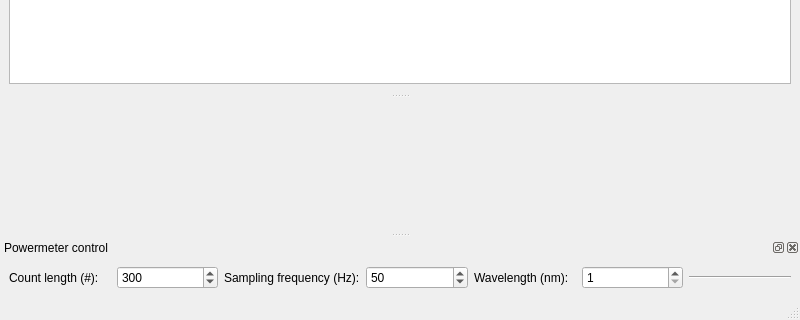
First picture: the form in gui/powermeter/ui_powermeter.ui, repository QMAPP-mq/qudi, before the edit; both pictures show x 0 to 800 and y 280 to 600 of the 800 by 600 pixel window.
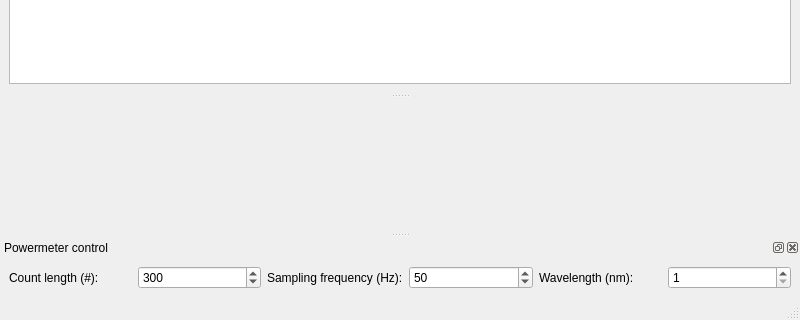
Second picture: the form after the edit. Icons and pictures are not drawn. Custom widgets are drawn as their Qt base class.

Commit message: wavelength visual representation moved to status bar, power to 3 decimal places, appropriate power unit prefix switching

The edit to the form file:
```diff
--- a/gui/powermeter/ui_powermeter.ui
+++ b/gui/powermeter/ui_powermeter.ui
@@ -173,28 +173,6 @@
        </property>
       </widget>
      </item>
-     <item>
-      <widget class="Line" name="wavelength_representor">
-       <property name="maximumSize">
-        <size>
-         <width>16777215</width>
-         <height>41</height>
-        </size>
-       </property>
-       <property name="autoFillBackground">
-        <bool>false</bool>
-       </property>
-       <property name="frameShadow">
-        <enum>QFrame::Sunken</enum>
-       </property>
-       <property name="lineWidth">
-        <number>1</number>
-       </property>
-       <property name="orientation">
-        <enum>Qt::Horizontal</enum>
-       </property>
-      </widget>
-     </item>
     </layout>
    </widget>
   </widget>
```
The commit also changes 3 other files.
